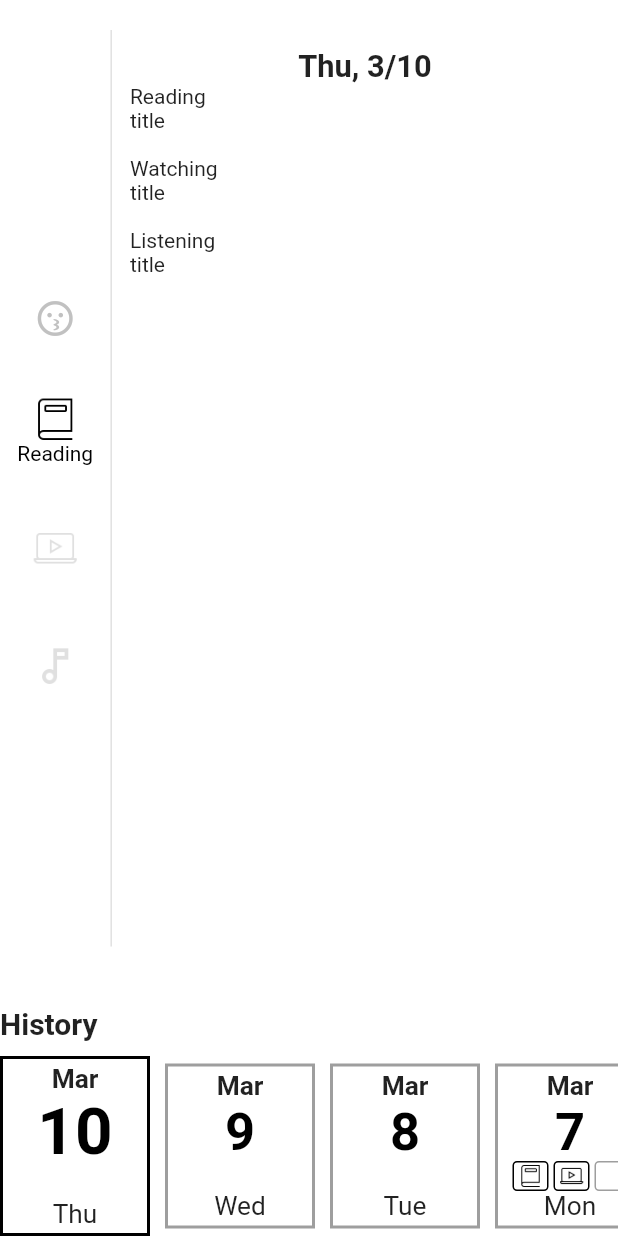
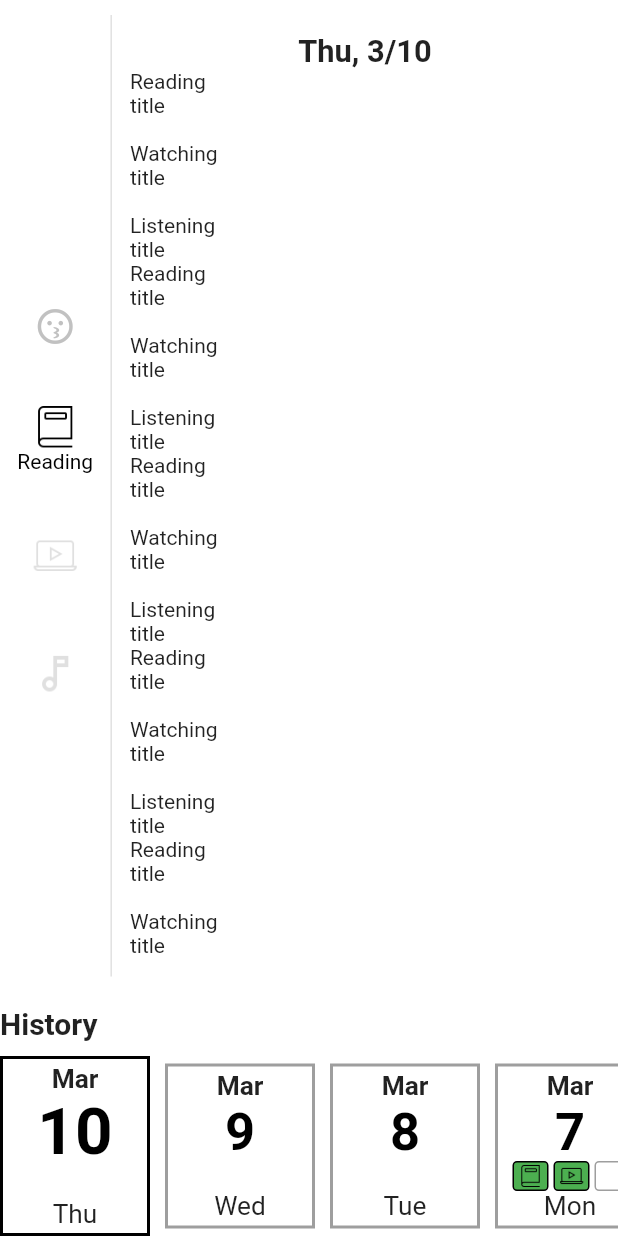
Before and after one commit to wangmaac/fourty_mom_project, a Flutter app: the IntroPage screen opened directly, after a tap on "Reading", on a phone screen of 412 x 824 dp. Run offline on Flutter 3.47's test engine with Material 2 defaults, Android fonts, the phone set to English and light mode, and no system bars; drawn by our look-alikes of scroll_to_index; our stand-ins replace animated_text_kit, firebase_auth, firebase_core, font_awesome_flutter, go_router, google_sign_in and 1 more; missing offline and left inert: dropdown_below, flutter_facebook_auth; accounts and stored records are empty.

Commit message:
3.10 company

```diff
--- a/lib/screens/entire_page.dart
+++ b/lib/screens/entire_page.dart
@@ -12,14 +12,16 @@ class EntirePage extends StatelessWidget {
   Widget build(BuildContext context) {
     return Scaffold(
       backgroundColor: backgroundColor,
-      body: Column(
+      body: SingleChildScrollView(
+        child: Column(
           mainAxisAlignment: MainAxisAlignment.start,
           crossAxisAlignment: CrossAxisAlignment.start,
           children: [
             Row(),
             Center(
               child: Text(
-              eDateFormat.format(context.watch<DateController>().getSelectDate),
+                eDateFormat
+                    .format(context.watch<DateController>().getSelectDate),
                 style: TextStyle(
                     fontWeight: FontWeight.bold,
                     fontSize: MediaQuery.of(context).size.width * 0.05),
@@ -32,7 +34,38 @@ class EntirePage extends StatelessWidget {
             Text('title\n'),
             Text('Listening'),
             Text('title'),
+            Text('Reading'),
+            Text('title\n'),
+            Text('Watching'),
+            Text('title\n'),
+            Text('Listening'),
+            Text('title'),
+            Text('Reading'),
+            Text('title\n'),
+            Text('Watching'),
+            Text('title\n'),
+            Text('Listening'),
+            Text('title'),
+            Text('Reading'),
+            Text('title\n'),
+            Text('Watching'),
+            Text('title\n'),
+            Text('Listening'),
+            Text('title'),
+            Text('Reading'),
+            Text('title\n'),
+            Text('Watching'),
+            Text('title\n'),
+            Text('Listening'),
+            Text('title'),
+            Text('Reading'),
+            Text('title\n'),
+            Text('Watching'),
+            Text('title\n'),
+            Text('Listening'),
+            Text('title'),
           ],
+        ),
       ),
     );
   }
--- a/lib/screens/init_page.dart
+++ b/lib/screens/init_page.dart
@@ -27,6 +27,8 @@ class _InitPageState extends State<InitPage>
   late FirebaseAuth _firebaseAuth;
   final GoogleSignIn _googleSignIn = GoogleSignIn();
 
+  late FocusScopeNode currentFocus;
+
   DateTime? backButtonPressedTime;
 
   @override
@@ -39,9 +41,15 @@ class _InitPageState extends State<InitPage>
   }
 
   @override
+  void didChangeDependencies() {
+    currentFocus = FocusScope.of(context);
+    super.didChangeDependencies();
+  }
+
+  @override
   void dispose() {
+    _tabController.dispose();
     super.dispose();
-    _tabController.dispose();
   }
 
   @override
@@ -114,7 +122,7 @@ class _InitPageState extends State<InitPage>
               ),
             ),
           ),
-          body: SafeArea(child: myTabBar(_tabController))),
+          body: SafeArea(child: myTabBar(_tabController, currentFocus))),
     );
   }
 
@@ -126,7 +134,7 @@ class _InitPageState extends State<InitPage>
     if (backButton) {
       backButtonPressedTime = currentTime;
       ScaffoldMessenger.of(context)
-          .showSnackBar(const SnackBar(content: Text('2번 누리면 종료')));
+          .showSnackBar(const SnackBar(content: Text('2번 누르면 종료')));
       return false;
     }
     return true;
--- a/lib/screens/intro_page.dart
+++ b/lib/screens/intro_page.dart
@@ -1,31 +1,43 @@
 import 'package:flutter/material.dart';
 import 'package:fourty_mom_project/utilities/color.dart';
-import 'package:fourty_mom_project/widget/timeline_calendar.dart';
+import 'package:fourty_mom_project/widget/rail_and_container.dart';
 
-import '../widget/rail_and_container.dart';
+import '../widget/timeline_calendar.dart';
 
-class IntroPage extends StatelessWidget {
+class IntroPage extends StatefulWidget {
   const IntroPage({Key? key}) : super(key: key);
+
+  @override
+  State<IntroPage> createState() => _IntroPageState();
+}
+
+class _IntroPageState extends State<IntroPage> {
+  @override
+  void initState() {
+    super.initState();
+  }
+
+  @override
+  void didChangeDependencies() {
+    super.didChangeDependencies();
+  }
 
   @override
   Widget build(BuildContext context) {
     return Scaffold(
+      resizeToAvoidBottomInset: false,
       backgroundColor: backgroundColor,
       body: Column(
         children: const [
+          SizedBox(height: 10),
+          Expanded(child: RailContainer()),
           SizedBox(height: 20),
-          Expanded(child: RailContainer()),
-          SizedBox(height: 40),
           Align(
             alignment: Alignment.centerLeft,
-            child: Text(
-              'History',
-              style: TextStyle(fontWeight: FontWeight.bold, fontSize: 20),
-            ),
+            child: Text('History',
+                style: TextStyle(fontWeight: FontWeight.bold, fontSize: 20)),
           ),
-          SizedBox(
-            height: 10,
-          ),
+          SizedBox(height: 10),
           SizedBox(
             height: 120,
             child: TimeLinePage(),
--- a/lib/utilities/icon_data.dart
+++ b/lib/utilities/icon_data.dart
@@ -1,23 +1,27 @@
 import 'package:flutter/material.dart';
 
-ImageIcon readingIcon(double size, bool selected){
+ImageIcon readingIcon(double size, bool selected,
+    {Color color = Colors.black}) {
   return ImageIcon(
     const AssetImage('images/icons/book_icon.png'),
     size: size,
-    color: selected ? Colors.black : Colors.grey.withOpacity(0.5),
+    color: selected ? color : Colors.grey.withOpacity(0.5),
   );
 }
-ImageIcon videoIcon(double size, bool selected){
+
+ImageIcon videoIcon(double size, bool selected, {Color color = Colors.black}) {
   return ImageIcon(
     const AssetImage('images/icons/video_icon.png'),
     size: size,
-    color: selected ? Colors.black : Colors.grey.withOpacity(0.5),
+    color: selected ? color : Colors.grey.withOpacity(0.5),
   );
 }
-ImageIcon listeningIcon(double size, bool selected){
+
+ImageIcon listeningIcon(double size, bool selected,
+    {Color color = Colors.black}) {
   return ImageIcon(
     const AssetImage('images/icons/music_icon.png'),
     size: size,
-    color: selected ? Colors.black : Colors.grey.withOpacity(0.5),
+    color: selected ? color : Colors.grey.withOpacity(0.5),
   );
 }
--- a/lib/widget/rail_and_container.dart
+++ b/lib/widget/rail_and_container.dart
@@ -1,9 +1,8 @@
 import 'package:flutter/material.dart';
 import 'package:fourty_mom_project/controller/rwl_controller.dart';
-import 'package:fourty_mom_project/screens/entire_page.dart';
-import 'package:fourty_mom_project/utilities/color.dart';
 import 'package:provider/provider.dart';
 
+import '../screens/entire_page.dart';
 import '../utilities/rail_data.dart';
 
 class RailContainer extends StatefulWidget {
@@ -14,21 +13,19 @@ class RailContainer extends StatefulWidget {
 }
 
 class _RailContainerState extends State<RailContainer> {
-/*  late RWLController _rwlController;
-  late DateController _dateController;*/
-
   @override
   void didChangeDependencies() {
-    /*_rwlController = Provider.of<RWLController>(context);
-    _dateController = Provider.of<DateController>(context);*/
     super.didChangeDependencies();
   }
 
   @override
   Widget build(BuildContext context) {
-    return Scaffold(
-      backgroundColor: backgroundColor,
-      body: Row(
+    return LayoutBuilder(builder: (context, constraint) {
+      return SingleChildScrollView(
+        child: ConstrainedBox(
+          constraints: BoxConstraints(minHeight: constraint.maxHeight),
+          child: IntrinsicHeight(
+            child: Row(
               children: [
                 NavigationRail(
                   groupAlignment: 0.0,
@@ -38,8 +35,23 @@ class _RailContainerState extends State<RailContainer> {
                   },
                   labelType: NavigationRailLabelType.selected,
                   selectedLabelTextStyle: const TextStyle(color: Colors.black),
-              destinations: destination),
+                  destinations: destination,
+                ),
                 const VerticalDivider(thickness: 1, width: 1),
+                Expanded(child: Container(
+                    margin: const EdgeInsets.all(12),
+                    decoration: BoxDecoration(
+                      borderRadius: BorderRadius.circular(15),
+                    ),
+                    child: const EntirePage()))
+              ],
+            ),
+          ),
+        ),
+      );
+    });
+
+/*        const VerticalDivider(thickness: 1, width: 1),
         // This is the main content.
         Expanded(
           child: Container(
@@ -48,9 +60,6 @@ class _RailContainerState extends State<RailContainer> {
                 borderRadius: BorderRadius.circular(15),
               ),
               child: const EntirePage()),
-          )
-        ],
-      ),
-    );
+        )*/
   }
 }
--- a/lib/widget/tabbar_widget.dart
+++ b/lib/widget/tabbar_widget.dart
@@ -3,7 +3,7 @@ import 'package:flutter/material.dart';
 import '../utilities/color.dart';
 import '../utilities/tab_data.dart';
 
-Widget myTabBar(TabController _tabController) {
+Widget myTabBar(TabController _tabController, FocusScopeNode focus) {
   return Padding(
     padding: const EdgeInsets.all(8.0),
     child: Column(
@@ -29,6 +29,9 @@ Widget myTabBar(TabController _tabController) {
                   color: Colors.black,
                 ),
                 labelColor: Colors.white,
+                onTap: (i) {
+                  focus.unfocus();
+                },
                 unselectedLabelColor: Colors.black,
                 tabs: TabPairs.map((tabPair) => tabPair.tab).toList()),
           ),
--- a/lib/widget/timeline_content_widget.dart
+++ b/lib/widget/timeline_content_widget.dart
@@ -9,7 +9,7 @@ Widget calendarContent(DateTime itemDate) {
   List<Map<String, dynamic>> result = [];
   late Widget resultSubIconList;
 
-  //선택한 json schedule
+//선택한 json schedule
   result =
       List.of(tmpListModel.where((element) => itemDate == element['date']));
 
@@ -90,6 +90,7 @@ Widget iconBorder({Widget? child}) {
   } else {
     return Container(
       decoration: BoxDecoration(
+        color: Colors.green,
         border: Border.all(width: 1, color: Colors.black),
         borderRadius: BorderRadius.circular(3),
       ),
--- a/pubspec.yaml
+++ b/pubspec.yaml
@@ -49,6 +49,7 @@ dependencies:
   flutter_facebook_auth: ^4.1.1
   freezed_annotation: ^1.1.0
   animated_text_kit: ^4.2.1
+  dropdown_below: ^1.0.3
 
 dev_dependencies:
   flutter_test:
```
Also changed, not shown: lib/screens/write_page.dart (added, +117 -0 lines), lib/utilities/tab_data.dart (+3 -9 lines), images/icons/book_icon.png, pubspec.lock. Lines whose indentation alone changed are shown as unchanged.
